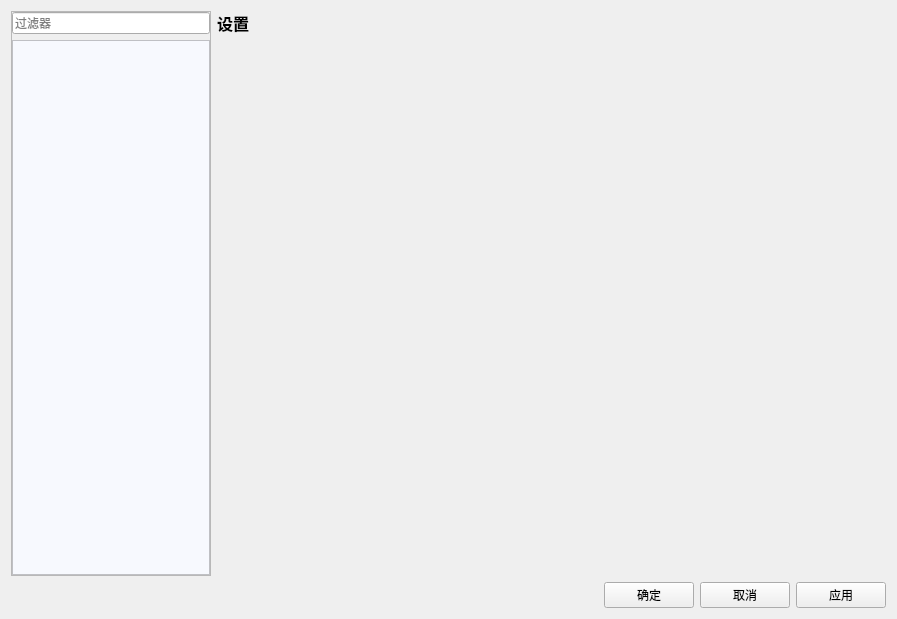
Above: IDE/Window/Form_SystemSettings.ui from chineselixi/FireMonkeyStudio before the change. Below: the same form after it.
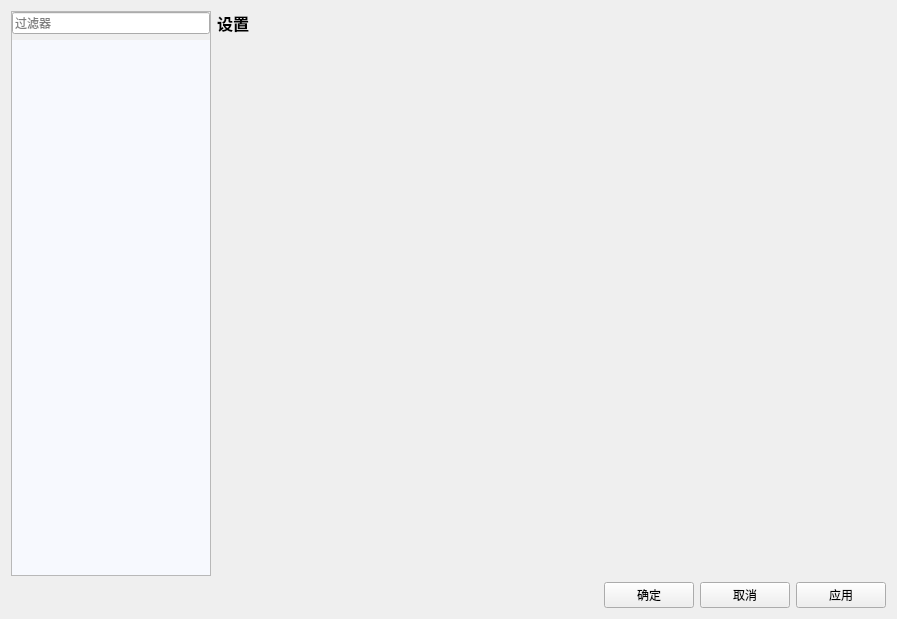
That is the form after the change.

The edit to the form file:
```diff
--- a/IDE/Window/Form_SystemSettings.ui
+++ b/IDE/Window/Form_SystemSettings.ui
@@ -112,6 +112,9 @@
             <height>16777215</height>
            </size>
           </property>
+          <property name="frameShape">
+           <enum>QFrame::NoFrame</enum>
+          </property>
           <property name="movement">
            <enum>QListView::Static</enum>
           </property>
```
